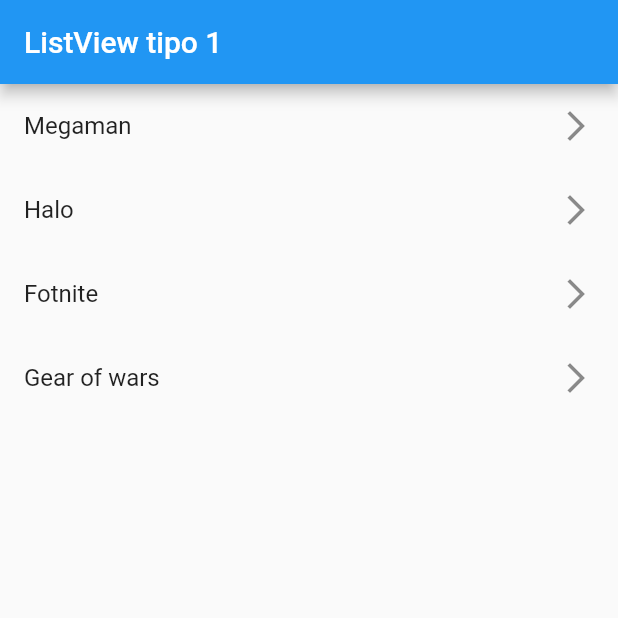
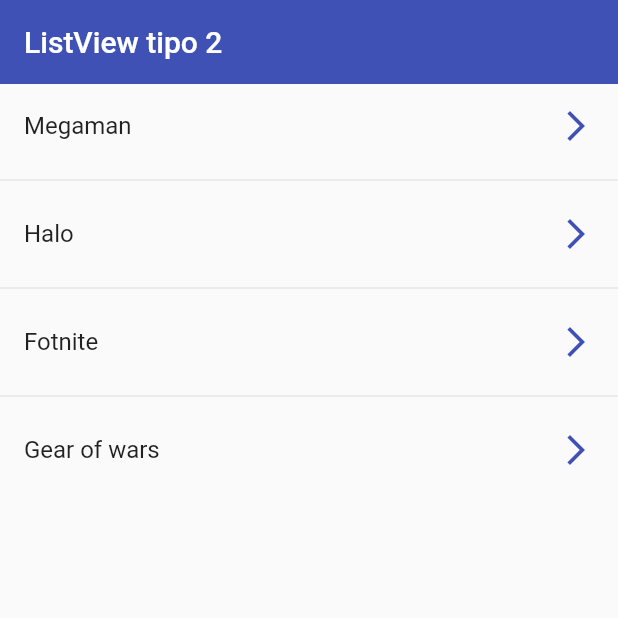
Before and after one commit to Reales09/components_flutter, a Flutter app: the screen it shows after launch, on a phone screen of 412 x 824 dp, the top half of it. Run offline on Flutter 3.47's test engine with Material 2 defaults, Android fonts, the phone set to English and light mode, and no system bars.

Commit message:
Se crea list view con dividers y con estilos

```diff
--- a/lib/main.dart
+++ b/lib/main.dart
@@ -1,4 +1,5 @@
 import 'package:fl_components/screens/listview1_screen.dart';
+import 'package:fl_components/screens/listview2_screen.dart';
 import 'package:flutter/material.dart';
 
 void main() => runApp(const MyApp());
@@ -11,6 +12,6 @@ class MyApp extends StatelessWidget {
     return const MaterialApp(
         debugShowCheckedModeBanner: false,
         title: 'Material App',
-        home: ListView1Screen());
+        home: ListView2Screen());
   }
 }
--- a/lib/screens/listview1_screen.dart
+++ b/lib/screens/listview1_screen.dart
@@ -16,7 +16,8 @@ class ListView1Screen extends StatelessWidget {
                       title: Text(game),
                       trailing: const Icon(Icons.arrow_forward_ios_outlined),
                     ))
-                .toList()
+                .toList(),
+            Divider(),
           ],
         ));
   }
--- /dev/null
+++ b/lib/screens/listview2_screen.dart
@@ -0,0 +1,32 @@
+import 'package:flutter/material.dart';
+
+class ListView2Screen extends StatelessWidget {
+  final options = const ["Megaman", "Halo", "Fotnite", "Gear of wars"];
+
+  const ListView2Screen({Key? key}) : super(key: key);
+
+  @override
+  Widget build(BuildContext context) {
+    return Scaffold(
+        appBar: AppBar(
+          title: const Text('ListView tipo 2'),
+          elevation: 0,
+          backgroundColor: Colors.indigo,
+        ),
+        body: ListView.separated(
+            itemBuilder: (context, index) => ListTile(
+                  title: Text(options[index]),
+                  trailing: const Icon(
+                    Icons.arrow_forward_ios_outlined,
+                    color: Colors.indigo,
+                  ),
+                  dense: false,
+                  onTap: () {
+                    final game = options[index];
+                    print(game);
+                  },
+                ),
+            separatorBuilder: (_, __) => const Divider(),
+            itemCount: options.length));
+  }
+}
```
